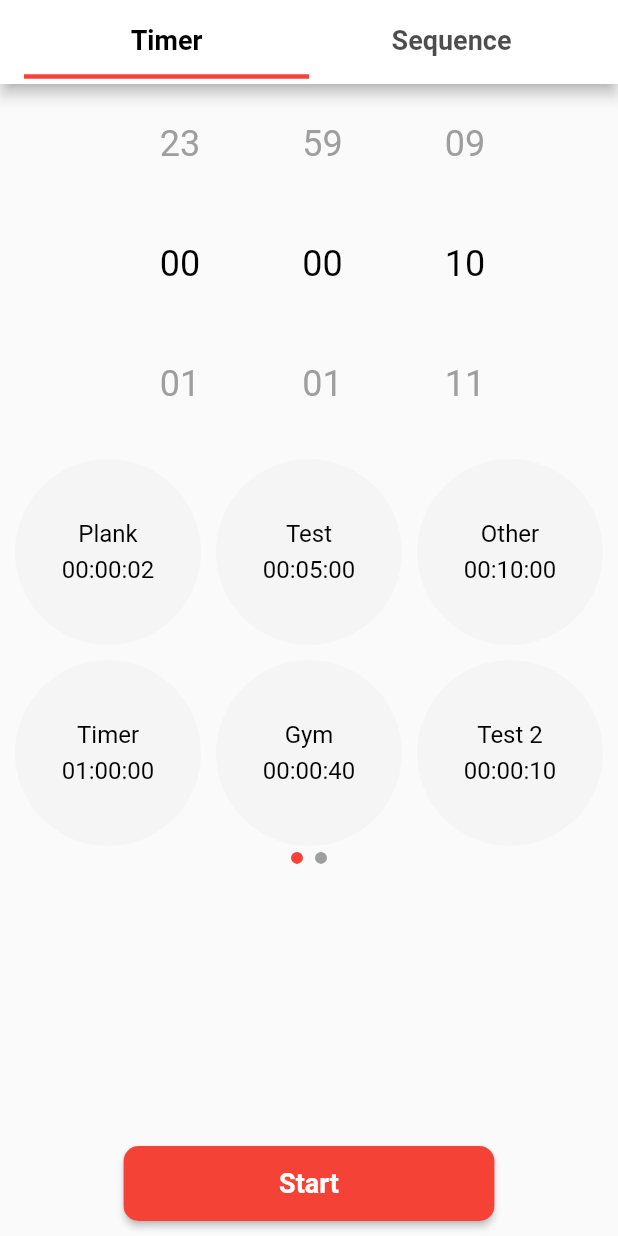
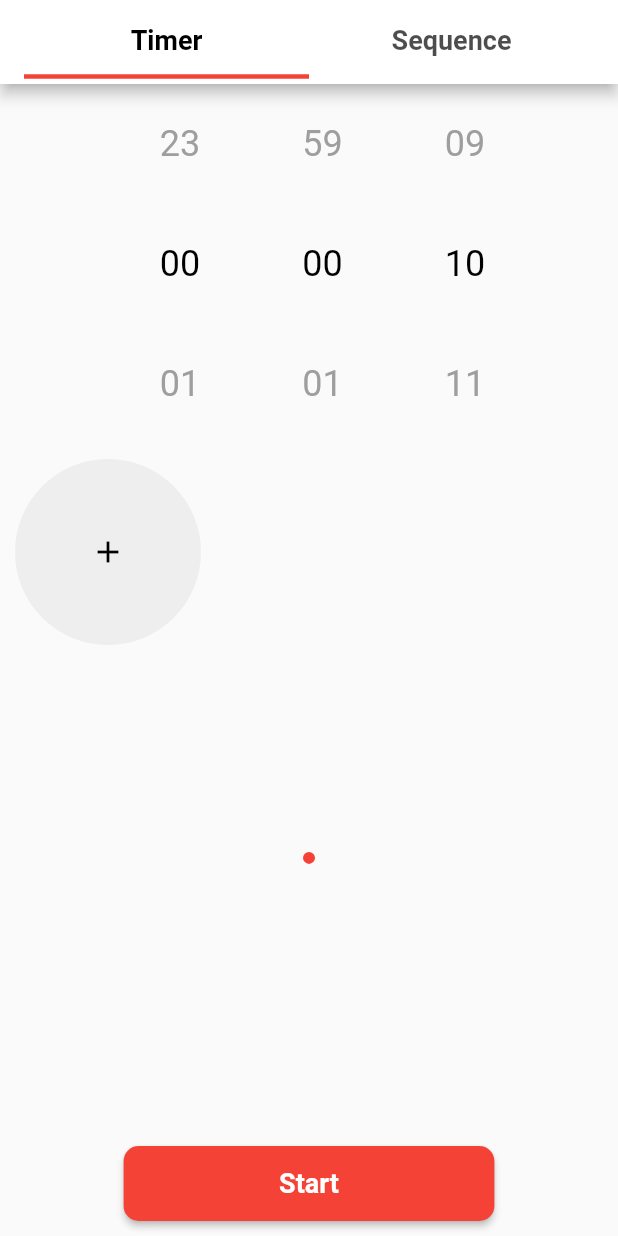
Before and after one commit to Armawill/timer, a Flutter app: the screen it shows after launch, on a phone screen of 412 x 824 dp. Run offline on Flutter 3.47's test engine with Material 2 defaults, Android fonts, the phone set to English and light mode, and no system bars; drawn by our look-alikes of page_view_dot_indicator; our stand-ins replace audioplayers, circular_countdown_timer, flutter_local_notifications, flutter_native_timezone, flutter_time_picker_spinner, hive_flutter and 3 more; missing offline and left inert: flutter_background_service, flutter_background_service_android, flutter_overlay_window; accounts and stored records are empty.

Commit message:
Implemented ability to save timer data locally
Added Hive package
Implemented the loading of timers from Hive and adding timers to Hive

```diff
--- a/lib/main.dart
+++ b/lib/main.dart
@@ -3,13 +3,12 @@ import 'package:flutter_background_service/flutter_background_service.dart';
 import 'package:provider/provider.dart';
 import 'package:shared_preferences/shared_preferences.dart';
 import 'package:timer/model/background_service.dart';
+import 'package:timer/model/local_storage_service.dart';
 import 'package:timer/model/overlay_service.dart';
 
 import 'package:timer/view-model/edit_timer_view_model.dart';
 import 'package:timer/view-model/timer_view_model.dart';
 import 'package:timer/view/widgets/overlay_widget.dart';
-
-import 'model/notification_service.dart';
 import 'view/widgets/timer_tab.dart';
 
 final service = FlutterBackgroundService();
@@ -17,7 +16,8 @@ final service = FlutterBackgroundService();
 @pragma('vm:entry-point')
 void main() async {
   WidgetsFlutterBinding.ensureInitialized();
-  await NotificationService.initialize();
+  await LocalStorageService.initialize();
+  // await NotificationService.initialize();
   final SharedPreferences prefs = await SharedPreferences.getInstance();
   prefs.clear();
   await OverlayService.initialize();
--- a/lib/view-model/timer_view_model.dart
+++ b/lib/view-model/timer_view_model.dart
@@ -1,6 +1,7 @@
 import 'package:flutter/material.dart';
 import 'package:intl/intl.dart';
 import 'package:shared_preferences/shared_preferences.dart';
+import 'package:timer/model/local_storage_service.dart';
 import 'package:timer/model/notification_service.dart';
 
 import 'package:circular_countdown_timer/circular_countdown_timer.dart';
@@ -8,6 +9,10 @@ import 'package:timer/model/overlay_service.dart';
 import 'package:timer/model/timer.dart';
 
 class TimerViewModel with ChangeNotifier {
+  TimerViewModel() {
+    loadTimers();
+  }
+
   final _scaffoldKey = GlobalKey<ScaffoldState>();
   GlobalKey<ScaffoldState> get scaffoldKey => _scaffoldKey;
 
@@ -52,15 +57,22 @@ class TimerViewModel with ChangeNotifier {
   }
 
   List<Timer> timerList = [
-    Timer(id: 't1', title: 'Plank', hours: 0, minutes: 0, seconds: 2),
-    Timer(id: 't2', title: 'Test', hours: 0, minutes: 5, seconds: 0),
-    Timer(id: 't3', title: 'Other', hours: 0, minutes: 10, seconds: 0),
-    Timer(id: 't4', title: 'Timer', hours: 1, minutes: 0, seconds: 0),
-    Timer(id: 't5', title: 'Gym', hours: 0, minutes: 0, seconds: 40),
-    Timer(id: 't6', title: 'Test 2', hours: 0, minutes: 0, seconds: 10),
+    // Timer(id: 't1', title: 'Plank', hours: 0, minutes: 0, seconds: 2),
+    // Timer(id: 't2', title: 'Test', hours: 0, minutes: 5, seconds: 0),
+    // Timer(id: 't3', title: 'Other', hours: 0, minutes: 10, seconds: 0),
+    // Timer(id: 't4', title: 'Timer', hours: 1, minutes: 0, seconds: 0),
+    // Timer(id: 't5', title: 'Gym', hours: 0, minutes: 0, seconds: 40),
+    // Timer(id: 't6', title: 'Test 2', hours: 0, minutes: 0, seconds: 10),
     // Timer(id: 't7', title: 'Test 3', hours: 0, minutes: 15, seconds: 0),
   ];
 
+  /// Loads timers from local storage
+  void loadTimers() async {
+    timerList = await LocalStorageService.load();
+    notifyListeners();
+  }
+
+  /// Returns list of pages which contain timer list
   List<List<Timer>> getPages() {
     int pageCount = ((timerList.length + 1) / 6).ceil();
 
@@ -69,7 +81,11 @@ class TimerViewModel with ChangeNotifier {
       if (i * 6 < timerList.length) {
         List<Timer> subList;
         if (i == 0) {
-          subList = timerList.sublist(i, 6);
+          if (timerList.length >= 6) {
+            subList = timerList.sublist(i, 6);
+          } else {
+            subList = timerList;
+          }
         } else if (i == pageCount - 1) {
           subList = timerList.sublist(i * 6);
         } else {
@@ -88,6 +104,7 @@ class TimerViewModel with ChangeNotifier {
 
   PageController _pageController = PageController(initialPage: 0);
   PageController get pageController => _pageController;
+
   void onPageChanged(int page) {
     _selectedPage = page;
     notifyListeners();
@@ -99,6 +116,7 @@ class TimerViewModel with ChangeNotifier {
     return timestamp;
   }
 
+  ///Return duration in milliseconds
   int getDurationInMilliseconds() {
     final timestamp =
         (_time.second + _time.minute * 60 + _time.hour * 3600) * 1000;
@@ -109,15 +127,17 @@ class TimerViewModel with ChangeNotifier {
 
   void onTimerAdded(String title, DateTime time) {
     var id = DateTime.now().toIso8601String();
+    final timer = Timer(
+      id: id,
+      title: title,
+      hours: time.hour,
+      minutes: time.minute,
+      seconds: time.second,
+    );
     timerList.add(
-      Timer(
-        id: id,
-        title: title,
-        hours: time.hour,
-        minutes: time.minute,
-        seconds: time.second,
-      ),
+      timer,
     );
+    LocalStorageService.add(timer);
     currentTimerId = id;
     currentTimerTitle = title;
     onTimerSelected(time);
--- a/lib/view/widgets/timer_tab.dart
+++ b/lib/view/widgets/timer_tab.dart
@@ -24,7 +24,6 @@ class _TimerTabState extends State<TimerTab> {
       children: [
         Column(
           children: [
-            // CircularTimer(),
             Provider.of<TimerViewModel>(context).isTimerStarted
                 ? CircularTimer()
                 : const _TimePickerSpinner(),
--- a/pubspec.yaml
+++ b/pubspec.yaml
@@ -54,6 +54,8 @@ dependencies:
   flutter_background_service_platform_interface: ^3.0.0
   shared_preferences: ^2.1.2
   page_view_dot_indicator: ^2.0.0
+  hive: ^2.2.3
+  hive_flutter: ^1.1.0
 
 dev_dependencies:
   flutter_test:
```
Also changed, not shown: lib/model/local_storage_service.dart (added, +79 -0 lines), pubspec.lock.
